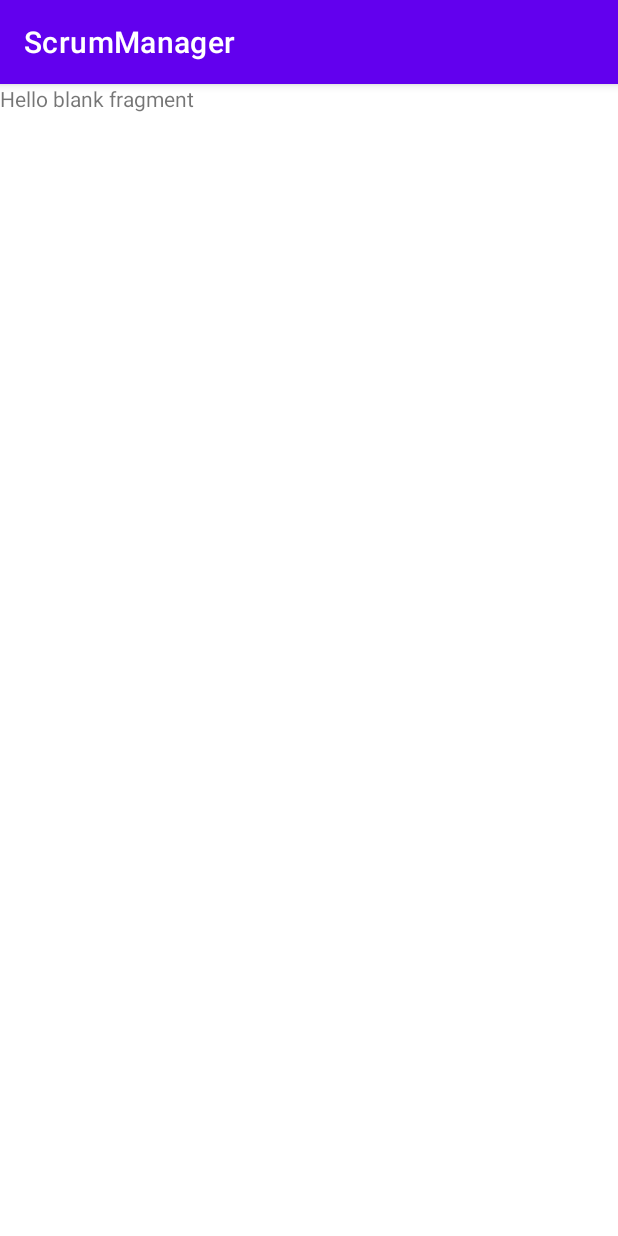
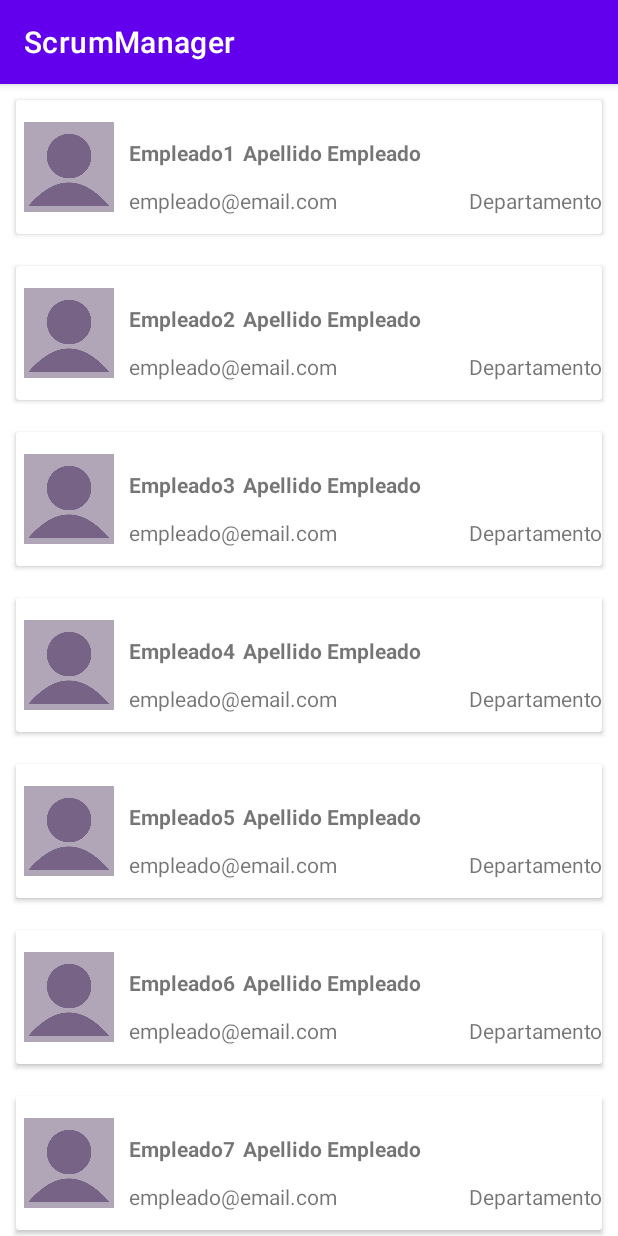
Before and after one commit to isabelcoboruizazuaga/ScrumManager, an Android app: the fragment Empleados shown on its own in the app's theme, on a phone screen of 412 x 824 dp. Run offline under Robolectric (Android 15) with nearby library versions, the phone set to English and light mode, and no system bars.

Commit message:
Recycler View de empleados, falta añadir el layout del menú de opciones

```diff
--- /dev/null
+++ b/app/src/main/java/com/example/scrummanager/Controladores/AdaptadorEmpleados.java
@@ -0,0 +1,200 @@
+package com.example.scrummanager.Controladores;
+
+import android.content.Context;
+import android.view.LayoutInflater;
+import android.view.View;
+import android.view.ViewGroup;
+import android.widget.ImageButton;
+import android.widget.TextView;
+import android.widget.Toast;
+
+import androidx.annotation.NonNull;
+import androidx.recyclerview.widget.RecyclerView;
+import com.example.scrummanager.Modelos.Empleado;
+import com.example.scrummanager.R;
+
+import java.util.ArrayList;
+
+public class AdaptadorEmpleados extends RecyclerView.Adapter<RecyclerView.ViewHolder> {
+    private ArrayList<Empleado> empleados;
+    private Context contexto;
+    private Empleado empleado;
+    private final int MOSTRAR_MENU = 1, OCULTAR_MENU = 2;
+
+    public AdaptadorEmpleados(ArrayList<Empleado> empleados, Context contexto) {
+        this.empleados = empleados;
+        this.contexto = contexto;
+    }
+
+    @NonNull
+    @Override
+    public RecyclerView.ViewHolder onCreateViewHolder(@NonNull ViewGroup parent, int viewType) {
+        View v;
+        if (viewType == MOSTRAR_MENU) {
+            //Se infla la View
+            v = LayoutInflater.from(parent.getContext()).inflate(R.layout.menu_departamento_item, parent, false);
+            //Se crea el ViewHolder
+            return new AdaptadorEmpleados.MenuViewHolder(v);
+        } else {
+            //Se infla la View
+            v = LayoutInflater.from(parent.getContext()).inflate(R.layout.empleado_item, parent, false);
+            //Se crea el ViewHolder
+            return new AdaptadorEmpleados.AdaptadorEmpleadosViewHolder(v);
+        }
+    }
+
+    @Override
+    public void onBindViewHolder(@NonNull RecyclerView.ViewHolder holder, int position) {
+        empleado = empleados.get(position);
+
+        String nombreEmpleado = empleado.getNombreEmpleado();
+
+        //Si se está mostrando el Empleado
+        if (holder instanceof AdaptadorEmpleadosViewHolder) {
+
+            //Se incluye el empleado en el layout
+            ((AdaptadorEmpleadosViewHolder) holder).tv_nombreEmpleado.setText(nombreEmpleado.toString());
+
+            //Si se mantiene pulsado se abre el menú de opciones
+            ((AdaptadorEmpleadosViewHolder) holder).itemView.setOnLongClickListener(new View.OnLongClickListener() {
+                @Override
+                public boolean onLongClick(View v) {
+                    mostrarMenu(position);
+                    return true;
+                }
+            });
+
+        }
+        //Si se está mostrando el menú
+        if (holder instanceof MenuViewHolder) {
+            //Se incluye el nombre del departamento en el layout
+            ((MenuViewHolder) holder).tv_nombreDepartamento.setText(nombreEmpleado.toString());
+
+            //Se asignan onClickListeners para las opciones del menú
+            ((MenuViewHolder) holder).btn_atrasDepartamento.setOnClickListener(new View.OnClickListener() {
+                @Override
+                public void onClick(View v) {
+                    cerrarMenu();
+                }
+            });
+            ((MenuViewHolder) holder).btn_verDepartamento.setOnClickListener(new View.OnClickListener() {
+                @Override
+                public void onClick(View v) {
+                    verDepartamento();
+                }
+            });
+            ((MenuViewHolder) holder).btn_editarDepartamento.setOnClickListener(new View.OnClickListener() {
+                @Override
+                public void onClick(View v) {
+                    editarDepartamento();
+                }
+            });
+            ((MenuViewHolder) holder).btn_borrarDepartamento.setOnClickListener(new View.OnClickListener() {
+                @Override
+                public void onClick(View v) {
+                    borrarDepartamento();
+                }
+            });
+
+            //Si se mantiene pulsado se cierra el menú de opciones
+            ((MenuViewHolder) holder).itemView.setOnLongClickListener(new View.OnLongClickListener() {
+                @Override
+                public boolean onLongClick(View v) {
+                    cerrarMenu();
+                    return true;
+                }
+            });
+        }
+    }
+
+    @Override
+    public int getItemCount() {
+        return empleados.size();
+    }
+
+    @Override
+    public int getItemViewType(int position) {
+        if (empleados.get(position).isShowMenu()) {
+            return MOSTRAR_MENU;
+        } else {
+            return OCULTAR_MENU;
+        }
+    }
+
+    public class AdaptadorEmpleadosViewHolder extends RecyclerView.ViewHolder {
+        //items del layout
+        private TextView tv_nombreEmpleado, iv_fotoEmpleado;
+
+        public AdaptadorEmpleadosViewHolder(@NonNull View itemView) {
+            super(itemView);
+
+            //Se le da al contexto el valor correcto
+            contexto = itemView.getContext();
+
+            //inicializacón de los elementos del layout
+            tv_nombreEmpleado = itemView.findViewById(R.id.tv_nombreEmpleado);
+            //iv_fotoDepartamento= itemView.findViewById(R.id.iv_fotoDepartamento);
+
+        }
+    }
+
+    public class MenuViewHolder extends RecyclerView.ViewHolder {
+        //items del layout
+        private ImageButton btn_verDepartamento, btn_editarDepartamento, btn_atrasDepartamento, btn_borrarDepartamento;
+        private TextView tv_nombreDepartamento;
+
+        public MenuViewHolder(@NonNull View itemView) {
+            super(itemView);
+
+            //Se le da al contexto el valor correcto
+            contexto = itemView.getContext();
+
+            //inicializacón de los elementos del layout
+            btn_verDepartamento = itemView.findViewById(R.id.btn_verDepartamento);
+            btn_editarDepartamento = itemView.findViewById(R.id.btn_editarDepartamento);
+            btn_atrasDepartamento = itemView.findViewById(R.id.btn_atrasDepartamento);
+            btn_borrarDepartamento = itemView.findViewById(R.id.btn_borrarDepartamento);
+            tv_nombreDepartamento = itemView.findViewById(R.id.tv_nombreDepartamento);
+        }
+    }
+
+    public void mostrarMenu(int position) {
+        for (int i = 0; i < empleados.size(); i++) {
+            empleados.get(i).setShowMenu(false);
+        }
+        empleados.get(position).setShowMenu(true);
+        notifyDataSetChanged();
+    }
+
+
+    public boolean isMenuMostrado() {
+        for (int i = 0; i < empleados.size(); i++) {
+            if (empleados.get(i).isShowMenu()) {
+                return true;
+            }
+        }
+        return false;
+    }
+
+    public void cerrarMenu() {
+        for (int i = 0; i < empleados.size(); i++) {
+            empleados.get(i).setShowMenu(false);
+        }
+        notifyDataSetChanged();
+    }
+
+    public void editarDepartamento() {
+        System.out.println("Editandooooo");
+        Toast.makeText(contexto, "EDITANDO SEÑORES", Toast.LENGTH_LONG);
+    }
+
+    public void verDepartamento() {
+        System.out.println("VIENDOOOOOOO");
+        Toast.makeText(contexto, "VIENDO SEÑORES", Toast.LENGTH_LONG);
+    }
+
+    public void borrarDepartamento() {
+        System.out.println("BORRANDOOOOOOO");
+        Toast.makeText(contexto, "BORRANDO SEÑORES", Toast.LENGTH_LONG);
+    }
+}
--- a/app/src/main/java/com/example/scrummanager/Modelos/Empleado.java
+++ b/app/src/main/java/com/example/scrummanager/Modelos/Empleado.java
@@ -11,6 +11,7 @@ public class Empleado implements Serializable {
     private Direccion direccionEmpleado;
     private String especialidadEmpleado;
     private String idDepartamento;
+    private boolean showMenu=false;
 
     public Empleado() {
     }
@@ -19,6 +20,14 @@ public class Empleado implements Serializable {
         this.nifEmpleado = nifEmpleado;
         this.nombreEmpleado = nombreEmpleado;
         this.apellidoEmpleado = apellidoEmpleado;
+    }
+
+    public boolean isShowMenu() {
+        return showMenu;
+    }
+
+    public void setShowMenu(boolean showMenu) {
+        this.showMenu = showMenu;
     }
 
     public String getNifEmpleado() {
--- a/app/src/main/java/com/example/scrummanager/Vistas/Empleados.java
+++ b/app/src/main/java/com/example/scrummanager/Vistas/Empleados.java
@@ -2,59 +2,43 @@ package com.example.scrummanager.Vistas;
 
 import android.os.Bundle;
 
+import androidx.annotation.NonNull;
+import androidx.annotation.Nullable;
 import androidx.fragment.app.Fragment;
+import androidx.recyclerview.widget.GridLayoutManager;
+import androidx.recyclerview.widget.LinearLayoutManager;
+import androidx.recyclerview.widget.RecyclerView;
 
 import android.view.LayoutInflater;
 import android.view.View;
 import android.view.ViewGroup;
 
+import com.example.scrummanager.Controladores.AdaptadorDepartamentos;
+import com.example.scrummanager.Controladores.AdaptadorEmpleados;
+import com.example.scrummanager.Modelos.Departamento;
+import com.example.scrummanager.Modelos.Empleado;
 import com.example.scrummanager.R;
 
-/**
- * A simple {@link Fragment} subclass.
- * Use the {@link Empleados#newInstance} factory method to
- * create an instance of this fragment.
- */
+import java.util.ArrayList;
+
 public class Empleados extends Fragment {
-
-    // TODO: Rename parameter arguments, choose names that match
-    // the fragment initialization parameters, e.g. ARG_ITEM_NUMBER
-    private static final String ARG_PARAM1 = "param1";
-    private static final String ARG_PARAM2 = "param2";
-
-    // TODO: Rename and change types of parameters
-    private String mParam1;
-    private String mParam2;
+    private RecyclerView recView;
+    private ArrayList<Empleado> empleados;
+    private Empleado empleado;
 
     public Empleados() {
         // Required empty public constructor
     }
 
-    /**
-     * Use this factory method to create a new instance of
-     * this fragment using the provided parameters.
-     *
-     * @param param1 Parameter 1.
-     * @param param2 Parameter 2.
-     * @return A new instance of fragment Empleados.
-     */
-    // TODO: Rename and change types and number of parameters
+
     public static Empleados newInstance(String param1, String param2) {
         Empleados fragment = new Empleados();
-        Bundle args = new Bundle();
-        args.putString(ARG_PARAM1, param1);
-        args.putString(ARG_PARAM2, param2);
-        fragment.setArguments(args);
         return fragment;
     }
 
     @Override
     public void onCreate(Bundle savedInstanceState) {
         super.onCreate(savedInstanceState);
-        if (getArguments() != null) {
-            mParam1 = getArguments().getString(ARG_PARAM1);
-            mParam2 = getArguments().getString(ARG_PARAM2);
-        }
     }
 
     @Override
@@ -63,4 +47,33 @@ public class Empleados extends Fragment {
         // Inflate the layout for this fragment
         return inflater.inflate(R.layout.fragment_empleados, container, false);
     }
+
+    @Override
+    public void onViewCreated(@NonNull View view, @Nullable Bundle savedInstanceState) {
+        super.onViewCreated(view, savedInstanceState);
+        //Inicialización del recycler view
+        recView= view.findViewById(R.id.rv_empleados);
+        //Creación del layout y asignación al recycler
+        LinearLayoutManager layoutManager= new LinearLayoutManager(getContext(),LinearLayoutManager.VERTICAL,false);
+        recView.setLayoutManager(layoutManager);
+
+        empleados =new ArrayList<Empleado>();
+        empleado = new Empleado("1","Empleado1", "Apellido");
+        empleados.add(empleado);
+        empleado = new Empleado("1","Empleado2", "Apellido");
+        empleados.add(empleado);
+        empleado = new Empleado("1","Empleado3", "Apellido");
+        empleados.add(empleado);
+        empleado = new Empleado("1","Empleado4", "Apellido");
+        empleados.add(empleado);
+        empleado = new Empleado("1","Empleado5", "Apellido");
+        empleados.add(empleado);
+        empleado = new Empleado("1","Empleado6", "Apellido");
+        empleados.add(empleado);
+        empleado = new Empleado("1","Empleado7", "Apellido");
+        empleados.add(empleado);
+
+        AdaptadorEmpleados adaptadorEmpleados= new AdaptadorEmpleados(empleados,getContext());
+        recView.setAdapter(adaptadorEmpleados);
+    }
 }
--- a/app/src/main/res/layout/empleado_item.xml
+++ b/app/src/main/res/layout/empleado_item.xml
@@ -23,21 +23,22 @@
                 android:id="@+id/imageView2"
                 android:layout_width="wrap_content"
                 android:layout_height="wrap_content"
-                android:layout_weight="3"
+                android:layout_marginLeft="5dp"
+                android:layout_weight="5"
                 app:srcCompat="@drawable/profile_pic" />
 
             <LinearLayout
                 android:layout_width="match_parent"
                 android:layout_height="match_parent"
                 android:layout_weight="1"
-                android:layout_marginLeft="5dp"
+                android:layout_marginLeft="10dp"
                 android:orientation="vertical">
 
                 <LinearLayout
                     android:layout_width="match_parent"
                     android:layout_height="match_parent"
                     android:layout_weight="1"
-                    android:gravity="center_vertical"
+                    android:gravity="bottom"
                     android:orientation="horizontal">
 
                     <TextView
@@ -45,15 +46,15 @@
                         android:layout_width="wrap_content"
                         android:layout_height="wrap_content"
                         android:layout_marginRight="5dp"
-                        android:textStyle="bold"
-                        android:text="Nombre" />
+                        android:text="Nombre"
+                        android:textStyle="bold" />
 
                     <TextView
                         android:id="@+id/tv_apellidoEmpleado"
                         android:layout_width="wrap_content"
                         android:layout_height="wrap_content"
-                        android:textStyle="bold"
-                        android:text="Apellido Empleado" />
+                        android:text="Apellido Empleado"
+                        android:textStyle="bold" />
                 </LinearLayout>
 
                 <LinearLayout
--- a/app/src/main/res/layout/fragment_empleados.xml
+++ b/app/src/main/res/layout/fragment_empleados.xml
@@ -6,9 +6,9 @@
     tools:context=".Vistas.Empleados">
 
     <!-- TODO: Update blank fragment layout -->
-    <TextView
+    <androidx.recyclerview.widget.RecyclerView
+        android:id="@+id/rv_empleados"
         android:layout_width="match_parent"
-        android:layout_height="match_parent"
-        android:text="@string/hello_blank_fragment" />
+        android:layout_height="match_parent" />
 
 </FrameLayout>
```
